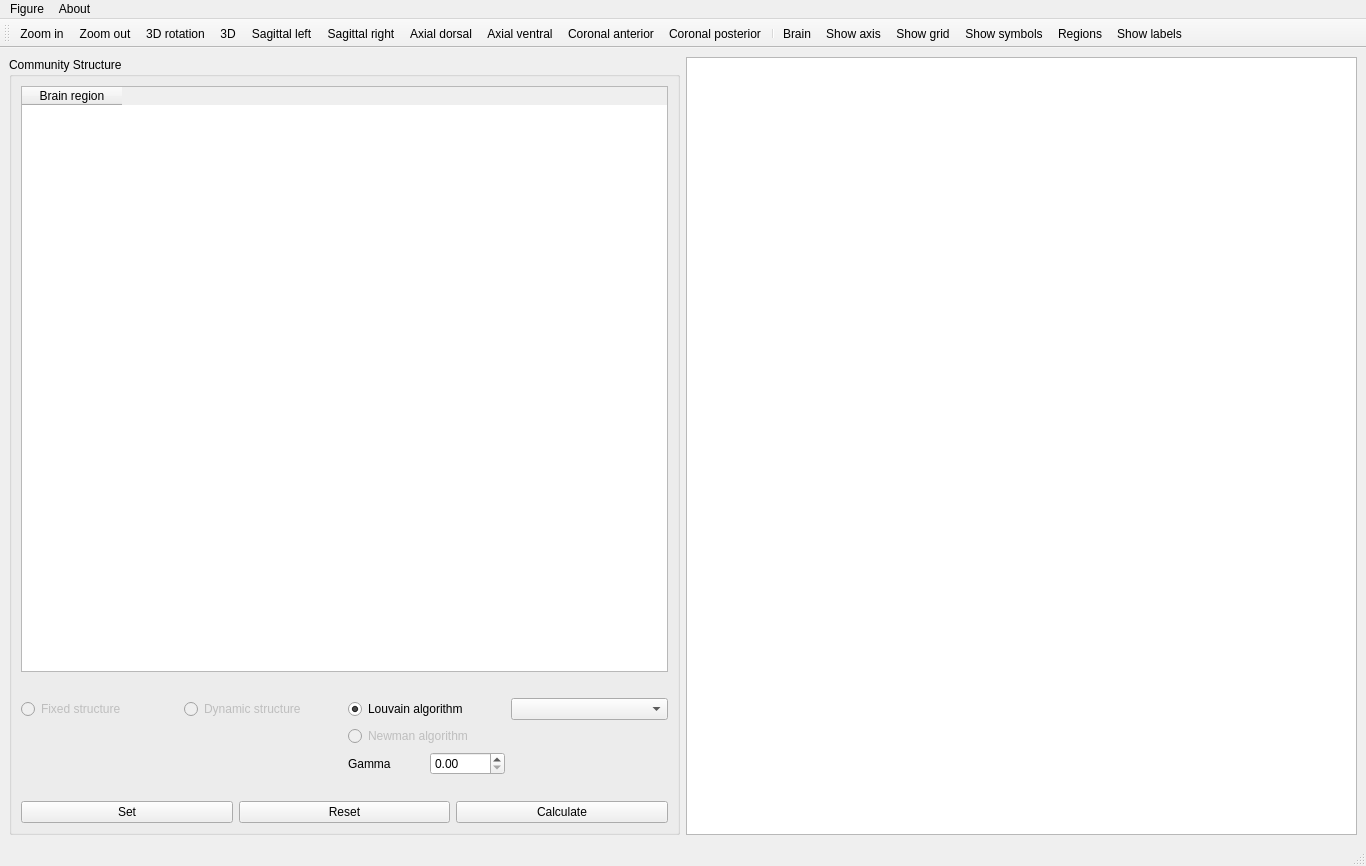
Old version of the form braphy/gui/ui_files/community_structure.ui in the repository softmatterlab/Braph-2.0-Python.
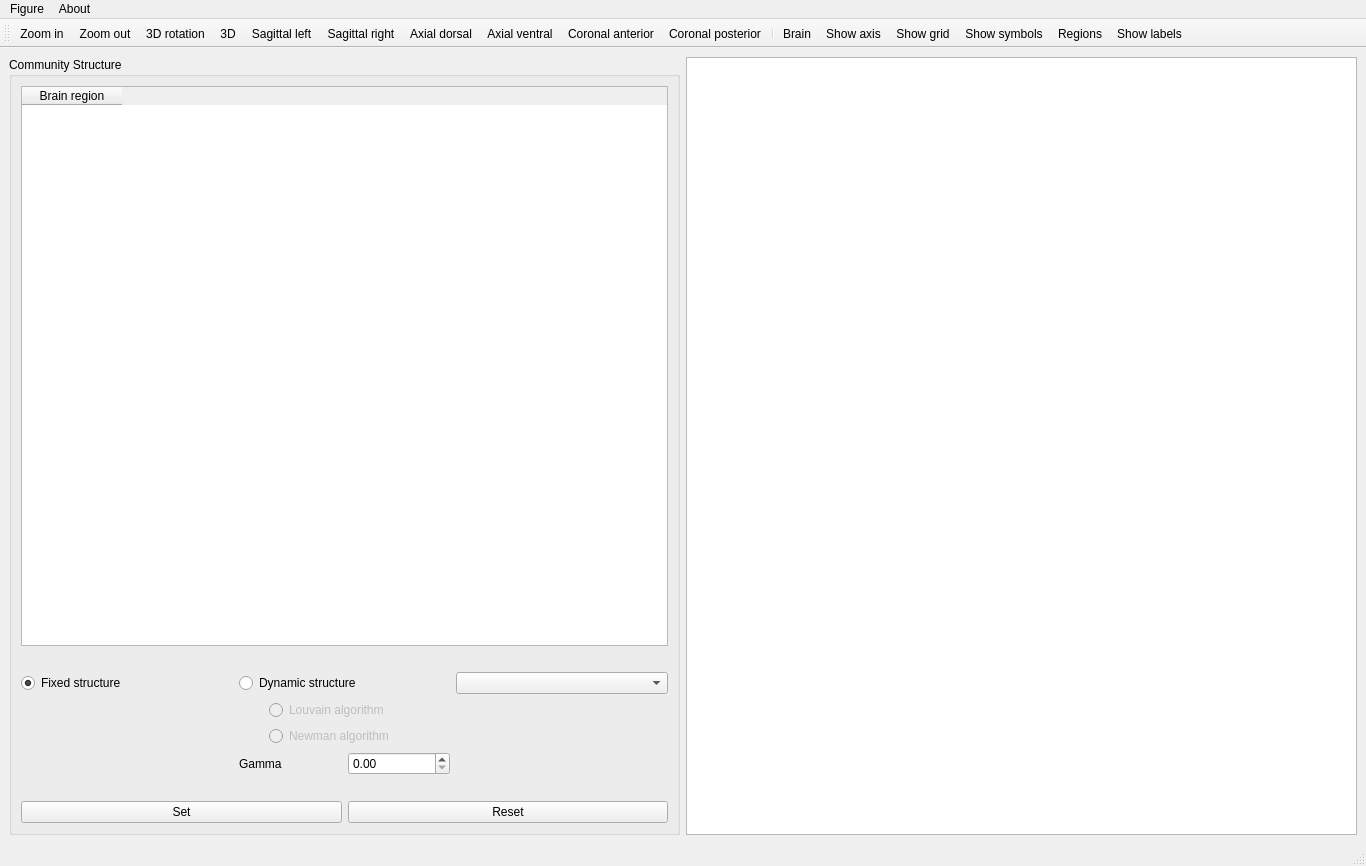
New version of the form. Icons and pictures are not drawn. Custom widgets are drawn as their Qt base class.

Commit message: Use fixed or dynamic community structure

The edit to the form file:
```diff
--- a/braphy/gui/ui_files/community_structure.ui
+++ b/braphy/gui/ui_files/community_structure.ui
@@ -42,42 +42,10 @@
              <property name="topMargin">
               <number>20</number>
              </property>
-             <item row="1" column="2">
-              <widget class="QRadioButton" name="btnNewman">
-               <property name="enabled">
-                <bool>false</bool>
-               </property>
-               <property name="text">
-                <string>Newman algorithm</string>
-               </property>
-               <property name="checkable">
-                <bool>true</bool>
-               </property>
-               <attribute name="buttonGroup">
-                <string notr="true">buttonGroup_2</string>
-               </attribute>
-              </widget>
-             </item>
-             <item row="0" column="3">
-              <widget class="QComboBox" name="comboBox"/>
-             </item>
-             <item row="0" column="0">
-              <widget class="QRadioButton" name="btnFixed">
-               <property name="enabled">
-                <bool>false</bool>
-               </property>
-               <property name="text">
-                <string>Fixed structure</string>
-               </property>
-               <attribute name="buttonGroup">
-                <string notr="true">buttonGroup</string>
-               </attribute>
-              </widget>
-             </item>
              <item row="0" column="1">
               <widget class="QRadioButton" name="btnDynamic">
                <property name="enabled">
-                <bool>false</bool>
+                <bool>true</bool>
                </property>
                <property name="text">
                 <string>Dynamic structure</string>
@@ -87,10 +55,13 @@
                </attribute>
               </widget>
              </item>
-             <item row="0" column="2">
-              <widget class="QRadioButton" name="btnLouvain">
+             <item row="0" column="0">
+              <widget class="QRadioButton" name="btnFixed">
+               <property name="enabled">
+                <bool>true</bool>
+               </property>
                <property name="text">
-                <string>Louvain algorithm</string>
+                <string>Fixed structure</string>
                </property>
                <property name="checked">
                 <bool>true</bool>
@@ -100,7 +71,69 @@
                </attribute>
               </widget>
              </item>
-             <item row="2" column="2">
+             <item row="0" column="3">
+              <widget class="QComboBox" name="comboBox"/>
+             </item>
+             <item row="1" column="1">
+              <layout class="QHBoxLayout" name="horizontalLayout_4">
+               <property name="rightMargin">
+                <number>10</number>
+               </property>
+               <item>
+                <spacer name="horizontalSpacer">
+                 <property name="orientation">
+                  <enum>Qt::Horizontal</enum>
+                 </property>
+                 <property name="sizeType">
+                  <enum>QSizePolicy::Maximum</enum>
+                 </property>
+                 <property name="sizeHint" stdset="0">
+                  <size>
+                   <width>10</width>
+                   <height>20</height>
+                  </size>
+                 </property>
+                </spacer>
+               </item>
+               <item>
+                <layout class="QVBoxLayout" name="verticalLayout_3">
+                 <property name="leftMargin">
+                  <number>20</number>
+                 </property>
+                 <item>
+                  <widget class="QRadioButton" name="btnLouvain">
+                   <property name="enabled">
+                    <bool>false</bool>
+                   </property>
+                   <property name="text">
+                    <string>Louvain algorithm</string>
+                   </property>
+                   <attribute name="buttonGroup">
+                    <string notr="true">buttonGroup_2</string>
+                   </attribute>
+                  </widget>
+                 </item>
+                 <item>
+                  <widget class="QRadioButton" name="btnNewman">
+                   <property name="enabled">
+                    <bool>false</bool>
+                   </property>
+                   <property name="text">
+                    <string>Newman algorithm</string>
+                   </property>
+                   <property name="checkable">
+                    <bool>true</bool>
+                   </property>
+                   <attribute name="buttonGroup">
+                    <string notr="true">buttonGroup_2</string>
+                   </attribute>
+                  </widget>
+                 </item>
+                </layout>
+               </item>
+              </layout>
+             </item>
+             <item row="2" column="1">
               <layout class="QGridLayout" name="gridLayout_2">
                <property name="topMargin">
                 <number>0</number>
@@ -147,13 +180,6 @@
              </property>
             </widget>
            </item>
-           <item>
-            <widget class="QPushButton" name="btnCalculate">
-             <property name="text">
-              <string>Calculate</string>
-             </property>
-            </widget>
-           </item>
           </layout>
          </item>
         </layout>
```
Left out of the diff: 2 changed lines with no effect on the pictures. The commit also changes 4 other files.
